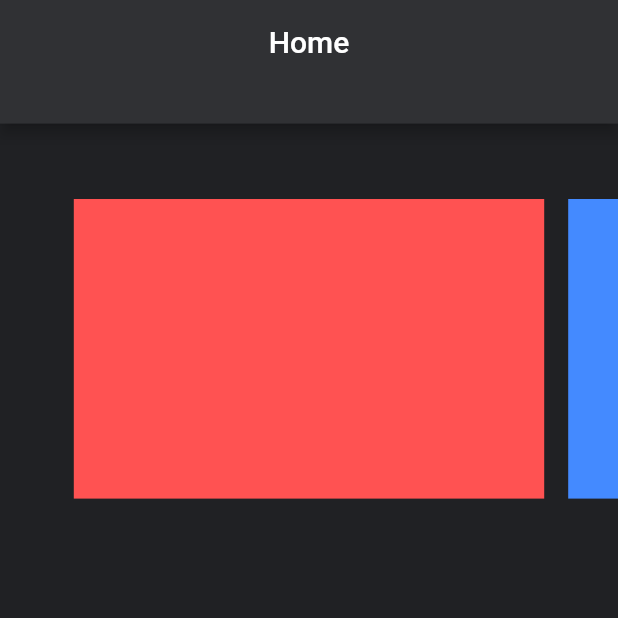
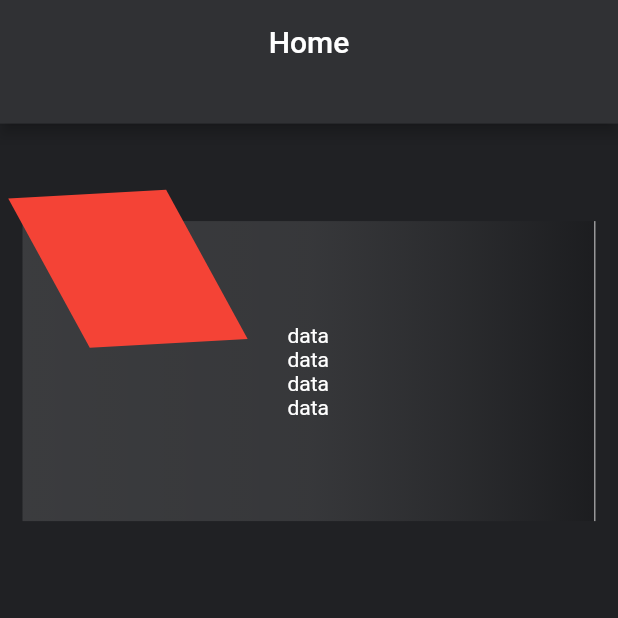
Before and after one commit to Add00w/credentials_management, a Flutter app: the HomeScreen screen opened directly, on a phone screen of 412 x 824 dp, the top half of it. Run offline on Flutter 3.47's test engine with Material 2 defaults, Android fonts, the phone set to English and light mode, and no system bars; our stand-ins replace bloc, equatable, flutter_bloc, flutter_secure_storage, hive, local_auth; accounts and stored records are empty.

Commit message:
added credentials and tested some designs

```diff
--- a/lib/main.dart
+++ b/lib/main.dart
@@ -8,7 +8,6 @@ import 'package:credentials_management/src/ui/screens/main_screen.dart';
 import 'package:credentials_management/src/ui/widgets/circular_loading.dart';
 import 'package:flutter/material.dart';
 import 'package:flutter_bloc/flutter_bloc.dart';
-import 'package:hive/hive.dart';
 
 class SimpleBlocDelegate extends BlocObserver {
   @override
@@ -50,7 +49,8 @@ class SimpleBlocDelegate extends BlocObserver {
 
 void main() {
   Bloc.observer = SimpleBlocDelegate();
-  Hive.runApp(BlocProvider(
+
+  runApp(BlocProvider(
     create: (context) => AuthenticationBloc()..add(AppStarted()),
     child: RepositoryProvider(
       create: (context) => UserRepository(),
@@ -71,7 +71,8 @@ class CredentialsManagementApp extends StatelessWidget {
         primaryColor: const Color.fromRGBO(48, 49, 52, 1.0),
         appBarTheme: const AppBarTheme(centerTitle: true),
       ),
-      home: BlocBuilder<AuthenticationBloc, AuthState>(
+      home: SafeArea(
+        child: BlocBuilder<AuthenticationBloc, AuthState>(
           builder: (context, state) => state is AuthInitial
               ? CircularLoading()
               : state is Authenticated
@@ -84,6 +85,7 @@ class CredentialsManagementApp extends StatelessWidget {
                       child: LoginScreen(),
                     ),
         ),
+      ),
     );
   }
 }
--- a/lib/src/blocs/auth/auth_bloc.dart
+++ b/lib/src/blocs/auth/auth_bloc.dart
@@ -10,9 +10,9 @@ part 'auth_state.dart';
 
 class AuthenticationBloc extends Bloc<AuthEvent, AuthState> {
   AuthenticationBloc()
-      : secureStorageRepo = SecureStorageRepostitory(),
+      : secureStorageRepo = SecureStorageRepository(),
         super(AuthInitial());
-  final SecureStorageRepostitory secureStorageRepo;
+  final SecureStorageRepository secureStorageRepo;
   @override
   Stream<AuthState> mapEventToState(
     AuthEvent event,
--- a/lib/src/models/credentials.dart
+++ b/lib/src/models/credentials.dart
@@ -1,9 +1,16 @@
 import 'package:hive/hive.dart';
 
-part 'person.g.dart';
+part 'credentials.g.dart';
 
 @HiveType(typeId: 1)
-class Person {
+class Credentials extends HiveObject {
+  Credentials(
+    this.brandName,
+    this.userName,
+    this.email,
+    this.password,
+    this.icon,
+  );
   @HiveField(0)
   final String brandName;
 
@@ -17,18 +24,3 @@ class Person {
   @HiveField(4)
   final String? icon;
 }
-
-class Credentials {
-  final String brandName;
-  final String? userName;
-  final String email;
-  final String password;
-  final String? icon;
-  Credentials({
-    required this.brandName,
-    this.userName,
-    required this.email,
-    required this.password,
-    this.icon,
-  });
-}
--- /dev/null
+++ b/lib/src/services/repositories/credentials_repository.dart
@@ -0,0 +1,7 @@
+import 'package:credentials_management/src/models/credentials.dart';
+
+class CredentialsRepository {
+  Future<void> add(Credentials credentials) async {}
+  Future<void> edit(Credentials credentials) async {}
+  Future<void> delete(Credentials credentials) async {}
+}
--- a/lib/src/services/repositories/secure_storage_repository.dart
+++ b/lib/src/services/repositories/secure_storage_repository.dart
@@ -1,6 +1,6 @@
 import 'package:credentials_management/src/common/storage.dart';
 
-class SecureStorageRepostitory {
+class SecureStorageRepository {
   /// delete from keystore/keychain
   Future<void> deleteToken() async {
     Storage().token = '';
--- a/lib/src/services/repositories/user_repository.dart
+++ b/lib/src/services/repositories/user_repository.dart
@@ -14,7 +14,7 @@ class UserRepository {
     required String email,
     required String password,
   }) async {
-    TODO: //Register the user then signin and return token
+    TODO: //Register the user then signIn and return token
     return Future.delayed(const Duration(seconds: 1), () => email + password);
   }
 
--- a/lib/src/ui/screens/credentials/create_credentials_screen.dart
+++ b/lib/src/ui/screens/credentials/create_credentials_screen.dart
@@ -16,6 +16,13 @@ class _CreateCredentialsScreenState extends State<CreateCredentialsScreen> {
   final TextEditingController _passwordController = TextEditingController();
 
   final TextEditingController _noteController = TextEditingController();
+  @override
+  void dispose() {
+    _emailController.dispose();
+    _passwordController.dispose();
+    _noteController.dispose();
+    super.dispose();
+  }
 
   @override
   Widget build(BuildContext context) {
--- a/lib/src/ui/screens/home_screen.dart
+++ b/lib/src/ui/screens/home_screen.dart
@@ -14,36 +14,43 @@ class HomeScreen extends StatelessWidget {
           title: 'Home',
         ),
       ),
-      body: SingleChildScrollView(
-        physics: const ClampingScrollPhysics(),
-        child: Column(
-          crossAxisAlignment: CrossAxisAlignment.start,
-          children: <Widget>[
-            const SizedBox(height: 50),
-            SizedBox(
+      body: Padding(
+        padding: const EdgeInsets.only(top: 50),
+        child: Stack(
+          alignment: Alignment.center,
+          children: [
+            Container(
+              width: MediaQuery.of(context).size.width,
               height: 200,
-              child: PageView(
-                controller: PageController(viewportFraction: 0.8),
-                children: <Widget>[
-                  Container(
-                    margin: const EdgeInsets.symmetric(horizontal: 8),
-                    color: Colors.redAccent,
-                    width: 100,
-                  ),
-                  Container(
-                    margin: const EdgeInsets.symmetric(horizontal: 8),
-                    color: Colors.blueAccent,
-                    width: 100,
-                  ),
-                  Container(
-                    margin: const EdgeInsets.symmetric(horizontal: 8),
-                    color: Colors.greenAccent,
-                    width: 100,
-                  ),
+              decoration: const BoxDecoration(
+                border: Border(right: BorderSide(color: Colors.white54)),
+                gradient: LinearGradient(
+                  colors: [Colors.white12, Colors.white10, Colors.black12],
+                ),
+              ),
+              margin: const EdgeInsets.all(15),
+              child: Column(
+                mainAxisAlignment: MainAxisAlignment.center,
+                children: const [
+                  Text('data'),
+                  Text('data'),
+                  Text('data'),
+                  Text('data'),
                 ],
               ),
             ),
-            const SizedBox(height: 20),
+            Positioned(
+              top: 0.0,
+              left: 5.5,
+              child: Container(
+                transform: Matrix4.skewX(0.5)
+                  ..rotateX(0.1)
+                  ..rotateY(-0.5),
+                width: MediaQuery.of(context).size.width * 0.3,
+                height: 100,
+                color: Colors.red,
+              ),
+            )
           ],
         ),
       ),
```
Also changed, not shown: pubspec.yaml (+5 -2 lines), lib/src/models/credentials.g.dart (added), pubspec.lock. Lines whose indentation alone changed are shown as unchanged.
